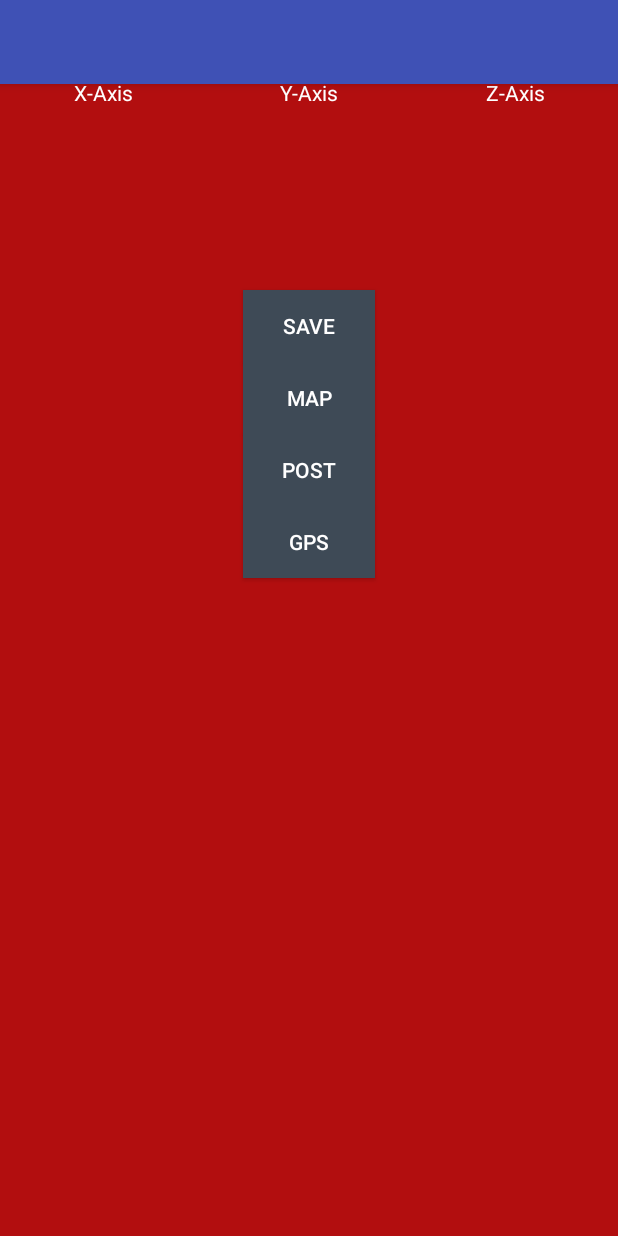
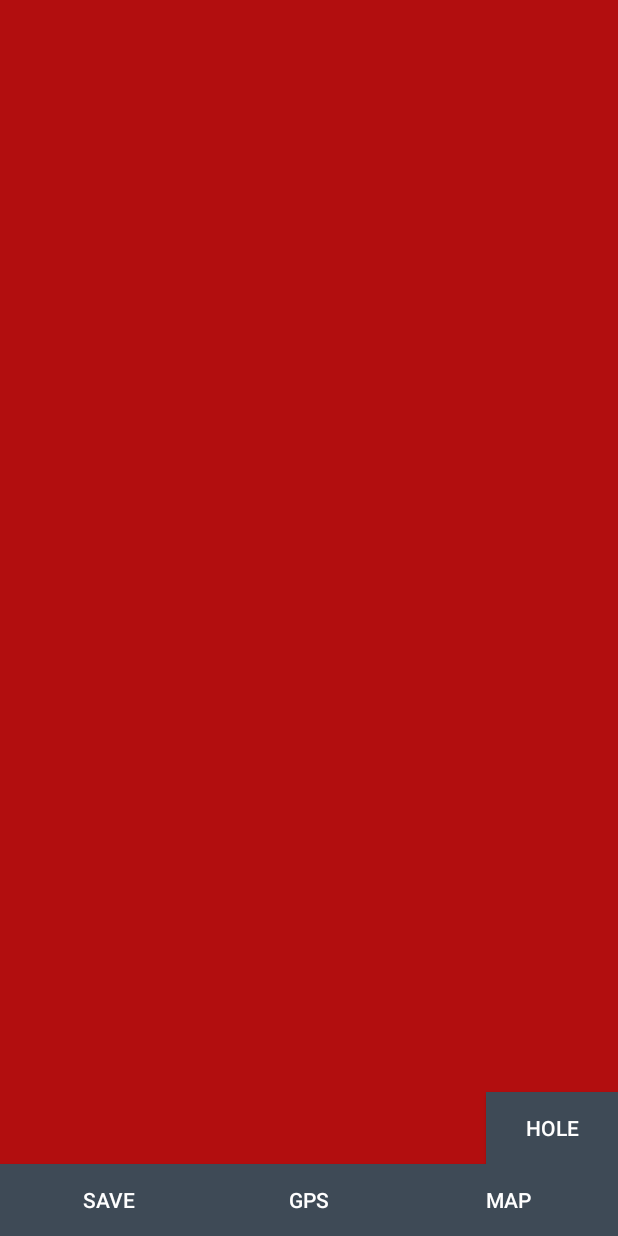
Before and after one commit to stefanavram/RG, an Android app: the screen it shows after launch (MainActivity), on a phone screen of 412 x 824 dp. Run offline under Robolectric (Android 15) with nearby library versions, the phone set to English and light mode, and no system bars.

Commit message:
new design

```diff
--- a/TestAccelerometer/app/src/main/AndroidManifest.xml
+++ b/TestAccelerometer/app/src/main/AndroidManifest.xml
@@ -16,11 +16,10 @@
         android:icon="@mipmap/ic_launcher"
         android:label="@string/app_name"
         android:supportsRtl="true"
-        android:theme="@style/AppTheme">
+        android:theme="@style/AppTheme.NoActionBar">
         <activity
             android:name=".MainActivity"
-            android:label="@string/app_name"
-            android:theme="@style/AppTheme.NoActionBar">
+            android:label="@string/app_name">
             <intent-filter>
                 <action android:name="android.intent.action.MAIN" />
 
--- a/TestAccelerometer/app/src/main/java/com/roadgems/testaccelerometer/MainActivity.java
+++ b/TestAccelerometer/app/src/main/java/com/roadgems/testaccelerometer/MainActivity.java
@@ -39,6 +39,7 @@ public class MainActivity extends Activity {
         super.onCreate(savedInstanceState);
         setContentView(R.layout.activity_main);
         outputView = (TextView) findViewById(R.id.showOutput);
+        gps = new GPSTracker(MainActivity.this);
 
         startService(new Intent(this, Vibrations.class));
 
@@ -49,12 +50,13 @@ public class MainActivity extends Activity {
     }
 
     public void displayMap(View view) {
+
         Intent myIntent = new Intent(view.getContext(), Map.class);
         startActivityForResult(myIntent, 0);
     }
 
-    public void gps(View view) {
-        gps = new GPSTracker(MainActivity.this);
+    public void hole(View view) {
+
 
         // check if GPS enabled
         if (gps.canGetLocation()) {
@@ -62,6 +64,26 @@ public class MainActivity extends Activity {
             double latitude = gps.getLatitude();
             double longitude = gps.getLongitude();
 
+            new PostClass(this).execute(String.valueOf(latitude), String.valueOf(longitude), String.valueOf(System.currentTimeMillis()));
+
+            Toast.makeText(getApplicationContext(), "Your Location is - \nLat: " + latitude + "\nLong: " + longitude, Toast.LENGTH_LONG).show();
+        } else {
+            // can't get location
+            // GPS or Network is not enabled
+            // Ask user to enable GPS/network in settings
+            gps.showSettingsAlert();
+        }
+    }
+
+    public void gps(View view) {
+
+
+        // check if GPS enabled
+        if (gps.canGetLocation()) {
+
+            double latitude = gps.getLatitude();
+            double longitude = gps.getLongitude();
+            new PostClass(this).execute(String.valueOf(latitude), String.valueOf(longitude), "Put");
             // \n is for new line
             Toast.makeText(getApplicationContext(), "Your Location is - \nLat: " + latitude + "\nLong: " + longitude, Toast.LENGTH_LONG).show();
         } else {
--- a/TestAccelerometer/app/src/main/java/com/roadgems/testaccelerometer/Map.java
+++ b/TestAccelerometer/app/src/main/java/com/roadgems/testaccelerometer/Map.java
@@ -1,10 +1,7 @@
 package com.roadgems.testaccelerometer;
 
-import android.app.AlertDialog;
-import android.content.Context;
-import android.content.DialogInterface;
+import android.os.Bundle;
 import android.support.v7.app.AppCompatActivity;
-import android.os.Bundle;
 import android.webkit.GeolocationPermissions;
 import android.webkit.WebChromeClient;
 import android.webkit.WebSettings;
@@ -28,6 +25,7 @@ public class Map extends AppCompatActivity {
                 callback.invoke(origin, true, false);
             }
         });
-        myWebView.loadUrl("http://roadgems.ml");
+        webSettings.setGeolocationDatabasePath(this.getFilesDir().getPath());
+        myWebView.loadUrl("http://roadgems.ml/map.html");
     }
 }
--- a/TestAccelerometer/app/src/main/java/com/roadgems/testaccelerometer/Vibrations.java
+++ b/TestAccelerometer/app/src/main/java/com/roadgems/testaccelerometer/Vibrations.java
@@ -83,14 +83,15 @@ public class Vibrations extends Service implements SensorEventListener {
     public void onSensorChanged(SensorEvent event) {
         if (started) {
 
-            float[] lowPassFiltered = filters.lowPass(event.values.clone(), gravSensorVals);
-            float[] highPassFiltered = filters.highPass(event.values.clone(), gravSensorVals);
-            gravSensorVals[0] = (lowPassFiltered[0] + highPassFiltered[0]) / 2;
-            gravSensorVals[1] = (lowPassFiltered[1] + highPassFiltered[1]) / 2;
-            gravSensorVals[2] = (lowPassFiltered[2] + highPassFiltered[2]) / 2;
+//            float[] lowPassFiltered = filters.lowPass(event.values.clone(), gravSensorVals);
+//            float[] highPassFiltered = filters.highPass(event.values.clone(), gravSensorVals);
+//            gravSensorVals[0] = (lowPassFiltered[0] + highPassFiltered[0]) / 2;
+//            gravSensorVals[1] = (lowPassFiltered[1] + highPassFiltered[1]) / 2;
+//            gravSensorVals[2] = (lowPassFiltered[2] + highPassFiltered[2]) / 2;
 
             long timestamp = System.currentTimeMillis();
-            AccelData data = new AccelData(timestamp, gravSensorVals[0], gravSensorVals[1], gravSensorVals[2]);
+            //AccelData data = new AccelData(timestamp, gravSensorVals[0], gravSensorVals[1], gravSensorVals[2]);
+            AccelData data = new AccelData(timestamp, event.values[0], event.values[1], event.values[2]);
             sensorData.add(data);
         }
     }
--- a/TestAccelerometer/app/src/main/res/layout/activity_main.xml
+++ b/TestAccelerometer/app/src/main/res/layout/activity_main.xml
@@ -10,14 +10,7 @@
     <android.support.design.widget.AppBarLayout
         android:layout_width="match_parent"
         android:layout_height="wrap_content"
-        android:theme="@style/AppTheme.AppBarOverlay">
-
-        <android.support.v7.widget.Toolbar
-            android:id="@+id/toolbar"
-            android:layout_width="match_parent"
-            android:layout_height="?attr/actionBarSize"
-            android:background="?attr/colorPrimary"
-            app:popupTheme="@style/AppTheme.PopupOverlay" />
+        android:theme="@style/AppTheme">
 
     </android.support.design.widget.AppBarLayout>
 
--- a/TestAccelerometer/app/src/main/res/layout/content_main.xml
+++ b/TestAccelerometer/app/src/main/res/layout/content_main.xml
@@ -1,84 +1,9 @@
 <?xml version="1.0" encoding="utf-8"?>
-<LinearLayout xmlns:android="http://schemas.android.com/apk/res/android"
-    android:orientation="vertical"
+<RelativeLayout xmlns:android="http://schemas.android.com/apk/res/android"
     android:layout_width="fill_parent"
     android:layout_height="fill_parent"
     android:background="@color/view_bg"
     android:weightSum="1">
-    <TextView
-        android:paddingTop="20dip"
-        android:layout_width="fill_parent"
-        android:layout_height="wrap_content"
-        android:textSize="16sp"
-        android:textStyle="bold"
-        android:gravity="center"
-        android:text="Shaker Demo"
-        android:textColor="@color/white"/>
-    <TableLayout
-        android:paddingTop="10dip"
-        android:layout_width="fill_parent"
-        android:layout_height="wrap_content"
-        android:stretchColumns="*">
-        <TableRow>
-            <TextView
-                android:layout_width="wrap_content"
-                android:layout_height="wrap_content"
-                android:textSize="14sp"
-                android:text="X-Axis"
-                android:textColor="@color/white"
-                android:gravity="center"/>
-            <TextView
-                android:layout_width="wrap_content"
-                android:layout_height="wrap_content"
-                android:textSize="14sp"
-                android:text="Y-Axis"
-                android:textColor="@color/white"
-                android:gravity="center"/>
-            <TextView
-                android:layout_width="wrap_content"
-                android:layout_height="wrap_content"
-                android:textSize="14sp"
-                android:text="Z-Axis"
-                android:textColor="@color/white"
-                android:gravity="center"/>
-        </TableRow>
-        <TableRow>
-            <TextView
-                android:layout_width="wrap_content"
-                android:layout_height="wrap_content"
-                android:id="@+id/x_axis"
-                android:textColor="@color/white"
-                android:gravity="center"/>
-            <TextView
-                android:layout_width="wrap_content"
-                android:layout_height="wrap_content"
-                android:id="@+id/y_axis"
-                android:textColor="@color/white"
-                android:gravity="center"/>
-            <TextView
-                android:layout_width="wrap_content"
-                android:layout_height="wrap_content"
-                android:id="@+id/z_axis"
-                android:textColor="@color/white"
-                android:gravity="center"/>
-        </TableRow>
-    </TableLayout>
-    <ImageView
-        android:paddingTop="10dip"
-        android:layout_width="wrap_content"
-        android:layout_height="wrap_content"
-        android:id="@+id/image"
-        android:layout_gravity="center"
-        android:visibility="invisible"/>
-
-    <LinearLayout
-        android:orientation="vertical"
-        android:layout_width="match_parent"
-        android:layout_height="wrap_content"
-        android:layout_gravity="center_horizontal"
-        android:layout_weight="0.28">
-
-    </LinearLayout>
 
     <Button
         android:layout_width="wrap_content"
@@ -88,7 +13,24 @@
         android:layout_gravity="center_horizontal"
         android:onClick="saveData"
         android:background="@color/btn_bg"
-        android:textColor="@color/white"/>
+        android:textColor="@color/white"
+        android:layout_alignParentBottom="true"
+        android:layout_alignParentLeft="true"
+        android:layout_alignParentStart="true"
+        android:layout_toLeftOf="@+id/btnGps"
+        android:layout_toStartOf="@+id/btnGps" />
+
+    <Button
+        android:layout_width="120dp"
+        android:layout_height="wrap_content"
+        android:text="GPS"
+        android:id="@+id/btnGps"
+        android:layout_gravity="right"
+        android:background="@color/btn_bg"
+        android:textColor="@color/white"
+        android:onClick="gps"
+        android:layout_alignParentBottom="true"
+        android:layout_centerHorizontal="true" />
 
     <Button
         android:layout_width="wrap_content"
@@ -98,27 +40,12 @@
         android:layout_gravity="center_horizontal"
         android:background="@color/btn_bg"
         android:textColor="@color/white"
-        android:onClick="displayMap" />
-
-    <Button
-        android:layout_width="wrap_content"
-        android:layout_height="wrap_content"
-        android:text="post"
-        android:id="@+id/post"
-        android:onClick="postData"
-        android:layout_gravity="center_horizontal"
-        android:background="@color/btn_bg"
-        android:textColor="@color/white"/>
-
-    <Button
-        android:layout_width="wrap_content"
-        android:layout_height="wrap_content"
-        android:text="GPS"
-        android:id="@+id/btnGps"
-        android:layout_gravity="center_horizontal"
-        android:background="@color/btn_bg"
-        android:textColor="@color/white"
-        android:onClick="gps" />
+        android:onClick="displayMap"
+        android:layout_alignParentBottom="true"
+        android:layout_alignParentRight="true"
+        android:layout_alignParentEnd="true"
+        android:layout_toRightOf="@+id/btnGps"
+        android:layout_toEndOf="@+id/btnGps" />
 
     <TextView
         android:layout_width="273dp"
@@ -126,6 +53,21 @@
         android:textAppearance="?android:attr/textAppearanceMedium"
         android:id="@+id/showOutput"
         android:layout_gravity="center_horizontal"
-        android:textColor="@color/white"/>
+        android:textColor="@color/white"
+        android:layout_centerHorizontal="true"
+        android:layout_column="1" />
 
-</LinearLayout>
+    <Button
+        android:layout_width="wrap_content"
+        android:layout_height="wrap_content"
+        android:text="Hole"
+        android:id="@+id/hole"
+        android:layout_gravity="center_horizontal"
+        android:background="@color/btn_bg"
+        android:textColor="@color/white"
+        android:onClick="hole"
+        android:layout_above="@+id/btnGps"
+        android:layout_alignParentRight="true"
+        android:layout_alignParentEnd="true" />
+
+</RelativeLayout>
--- a/TestAccelerometer/app/src/main/res/values/strings.xml
+++ b/TestAccelerometer/app/src/main/res/values/strings.xml
@@ -1,5 +1,5 @@
 <resources>
-    <string name="app_name">TestAccelerometer</string>
+    <string name="app_name">RoadGems</string>
     <string name="action_settings">Settings</string>
     <string name="lbl_you_are_at">YOU ARE AT</string>
     <string name="btn_get_location">GET MY LOCATION</string>
```
